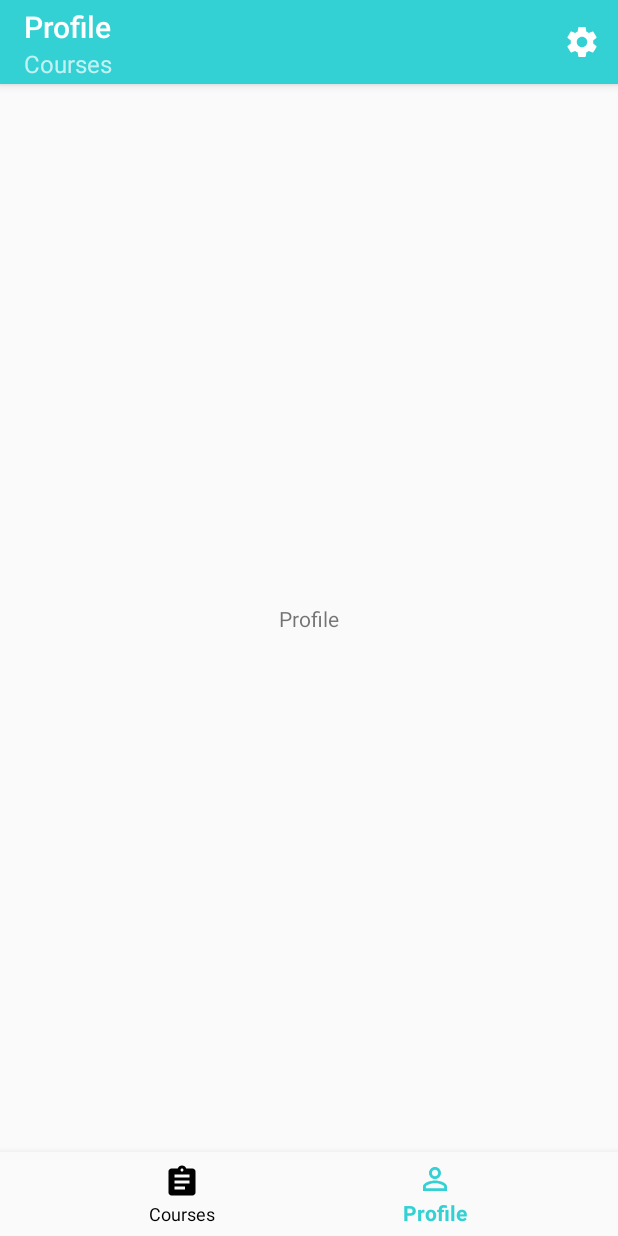
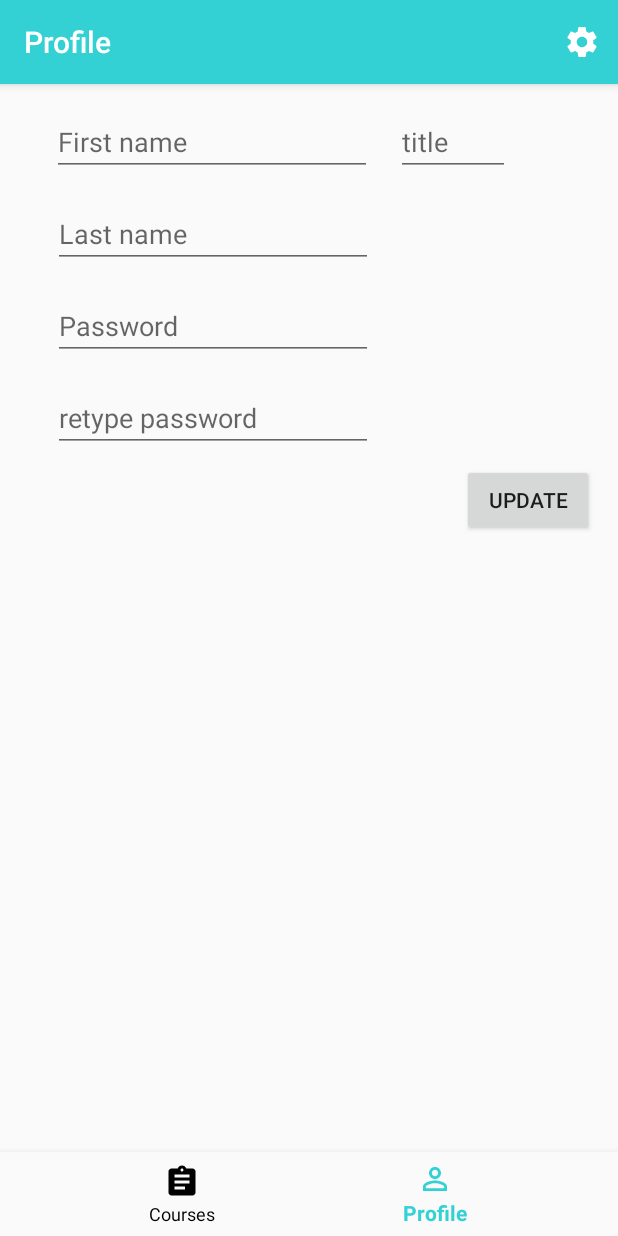
Before and after one commit to ks-manu/Mannschaft_KNUST, an Android app: the screen it shows after launch (MainActivity), item 2 of the bottom bar chosen, on a phone screen of 412 x 824 dp. Run offline under Robolectric (Android 15) with nearby library versions, the phone set to English and light mode, and no system bars; our stand-ins replace Room's generated code; libraries missing offline, so code that uses them is left out: android.arch.persistence; Roboto replaces fonts that are not available here.

Commit message:
profile fragment

```diff
--- a/Front-end/Android/app/build.gradle
+++ b/Front-end/Android/app/build.gradle
@@ -23,6 +23,7 @@ dependencies {
     implementation 'com.android.support:appcompat-v7:27.1.1'
     implementation 'com.android.support.constraint:constraint-layout:1.0.2'
     implementation 'com.android.support:design:27.1.1'
+    implementation 'com.android.support:support-v4:27.1.1'
     testImplementation 'junit:junit:4.12'
     androidTestImplementation 'com.android.support.test:runner:1.0.1'
     androidTestImplementation 'com.android.support.test.espresso:espresso-core:3.0.1'
@@ -35,7 +36,6 @@ dependencies {
     implementation "android.arch.persistence.room:runtime:1.0.0"
     annotationProcessor "android.arch.persistence.room:compiler:1.0.0"
 
-
     // Test helpers for LiveData
     testImplementation "android.arch.core:core-testing:1.1.1"
 
--- a/Front-end/Android/app/src/main/java/mannschaft_knust/classrep/ProfileFragment.java
+++ b/Front-end/Android/app/src/main/java/mannschaft_knust/classrep/ProfileFragment.java
@@ -1,5 +1,6 @@
 package mannschaft_knust.classrep;
 
+import android.content.Intent;
 import android.os.Bundle;
 import android.support.annotation.NonNull;
 import android.support.v4.app.Fragment;
@@ -7,6 +8,7 @@ import android.support.v7.app.AppCompatActivity;
 import android.view.LayoutInflater;
 import android.view.Menu;
 import android.view.MenuInflater;
+import android.view.MenuItem;
 import android.view.View;
 import android.view.ViewGroup;
 
@@ -14,14 +16,26 @@ public class ProfileFragment extends Fragment {
     @Override
     public View onCreateView(@NonNull LayoutInflater inflater, ViewGroup container, Bundle savedInstanceState) {
         // Inflate the layout for this fragment
-        View v = inflater.inflate(R.layout.fragment_profile, container, false);
+        View v = inflater.inflate(R.layout.fragment_profile_instructor, container, false);
 
         ((AppCompatActivity) getActivity()).getSupportActionBar().setTitle("Profile");
+        ((AppCompatActivity) getActivity()).getSupportActionBar().setSubtitle("");
 
         return v;
     }
 
     public void onCreateOptionsMenu(Menu menu, MenuInflater inflater) {
         inflater.inflate(R.menu.menu_profile, menu);
+
+        MenuItem settingsItem = menu.findItem(R.id.action_settings);
+        settingsItem.setOnMenuItemClickListener(new MenuItem.OnMenuItemClickListener() {
+            @Override
+            public boolean onMenuItemClick(MenuItem item) {
+                //go to settings activity
+                //Intent intent = new Intent(getContext(),SettingsActivity.class);
+                //startActivity(intent);
+                return false;
+            }
+        });
     }
 }
--- a/Front-end/Android/app/src/main/res/layout/fragment_profile.xml
+++ /dev/null
@@ -1,21 +0,0 @@
-<?xml version="1.0" encoding="utf-8"?>
-<android.support.constraint.ConstraintLayout
-    xmlns:android="http://schemas.android.com/apk/res/android"
-    xmlns:app="http://schemas.android.com/apk/res-auto"
-    android:layout_width="match_parent"
-    android:layout_height="match_parent">
-
-    <TextView
-        android:id="@+id/textView"
-        android:layout_width="wrap_content"
-        android:layout_height="wrap_content"
-        android:layout_marginBottom="8dp"
-        android:layout_marginEnd="8dp"
-        android:layout_marginStart="8dp"
-        android:layout_marginTop="8dp"
-        android:text="@string/profile"
-        app:layout_constraintBottom_toBottomOf="parent"
-        app:layout_constraintEnd_toEndOf="parent"
-        app:layout_constraintStart_toStartOf="parent"
-        app:layout_constraintTop_toTopOf="parent" />
-</android.support.constraint.ConstraintLayout>
--- /dev/null
+++ b/Front-end/Android/app/src/main/res/layout/fragment_profile_instructor.xml
@@ -0,0 +1,107 @@
+<?xml version="1.0" encoding="utf-8"?>
+<android.support.constraint.ConstraintLayout
+    xmlns:android="http://schemas.android.com/apk/res/android"
+    xmlns:tools="http://schemas.android.com/tools"
+    android:layout_width="match_parent"
+    android:layout_height="match_parent"
+    xmlns:app="http://schemas.android.com/apk/res-auto">
+
+    <ScrollView
+        android:layout_width="match_parent"
+        android:layout_height="match_parent">
+
+        <android.support.constraint.ConstraintLayout
+            android:layout_width="match_parent"
+            android:layout_height="wrap_content">
+
+            <EditText
+                android:id="@+id/first_name_input"
+                android:layout_width="wrap_content"
+                android:layout_height="wrap_content"
+                android:layout_marginStart="8dp"
+                android:layout_marginTop="16dp"
+                android:ems="10"
+                android:hint="@string/first_name"
+                android:inputType="textPersonName"
+                app:layout_constraintEnd_toEndOf="parent"
+                app:layout_constraintHorizontal_bias="0.14"
+                app:layout_constraintStart_toStartOf="parent"
+                app:layout_constraintTop_toTopOf="parent" />
+
+            <EditText
+                android:id="@+id/last_name_input"
+                android:layout_width="wrap_content"
+                android:layout_height="wrap_content"
+                android:layout_marginEnd="8dp"
+                android:layout_marginStart="8dp"
+                android:layout_marginTop="16dp"
+                android:ems="10"
+                android:hint="@string/last_name"
+                android:inputType="textPersonName"
+                app:layout_constraintEnd_toEndOf="parent"
+                app:layout_constraintHorizontal_bias="0.148"
+                app:layout_constraintStart_toStartOf="parent"
+                app:layout_constraintTop_toBottomOf="@+id/first_name_input" />
+
+            <Button
+                android:id="@+id/update_button"
+                android:layout_width="wrap_content"
+                android:layout_height="wrap_content"
+                android:layout_marginBottom="8dp"
+                android:layout_marginEnd="8dp"
+                android:layout_marginStart="8dp"
+                android:layout_marginTop="8dp"
+                android:text="@string/update"
+                app:layout_constraintBottom_toBottomOf="parent"
+                app:layout_constraintEnd_toEndOf="parent"
+                app:layout_constraintHorizontal_bias="0.973"
+                app:layout_constraintStart_toStartOf="parent"
+                app:layout_constraintTop_toBottomOf="@+id/retype_password_input" />
+
+            <EditText
+                android:id="@+id/retype_password_input"
+                android:layout_width="wrap_content"
+                android:layout_height="wrap_content"
+                android:layout_marginEnd="8dp"
+                android:layout_marginStart="8dp"
+                android:layout_marginTop="8dp"
+                android:ems="10"
+                android:hint="@string/retype_password"
+                android:inputType="textPassword"
+                app:layout_constraintBottom_toBottomOf="parent"
+                app:layout_constraintEnd_toEndOf="parent"
+                app:layout_constraintHorizontal_bias="0.148"
+                app:layout_constraintStart_toStartOf="parent"
+                app:layout_constraintTop_toBottomOf="@+id/password_input"
+                app:layout_constraintVertical_bias="0.107" />
+
+            <EditText
+                android:id="@+id/password_input"
+                android:layout_width="wrap_content"
+                android:layout_height="wrap_content"
+                android:layout_marginEnd="8dp"
+                android:layout_marginStart="8dp"
+                android:layout_marginTop="16dp"
+                android:ems="10"
+                android:hint="@string/password"
+                android:inputType="textPassword"
+                app:layout_constraintEnd_toEndOf="parent"
+                app:layout_constraintHorizontal_bias="0.148"
+                app:layout_constraintStart_toStartOf="parent"
+                app:layout_constraintTop_toBottomOf="@+id/last_name_input" />
+
+            <EditText
+                android:id="@+id/title_input"
+                android:layout_width="76dp"
+                android:layout_height="wrap_content"
+                android:layout_marginStart="16dp"
+                android:ems="10"
+                android:hint="@string/title"
+                android:inputType="text"
+                app:layout_constraintBaseline_toBaselineOf="@+id/first_name_input"
+                app:layout_constraintStart_toEndOf="@+id/first_name_input" />
+
+        </android.support.constraint.ConstraintLayout>
+    </ScrollView>
+
+</android.support.constraint.ConstraintLayout>
```
Also changed, not shown: Front-end/Android/app/src/main/AndroidManifest.xml (+9 -3 lines), Front-end/Android/app/src/main/res/layout/fragment_profile_student.xml (added, +180 -0 lines), Front-end/Android/app/src/main/res/values/strings.xml (+80 -5 lines).
